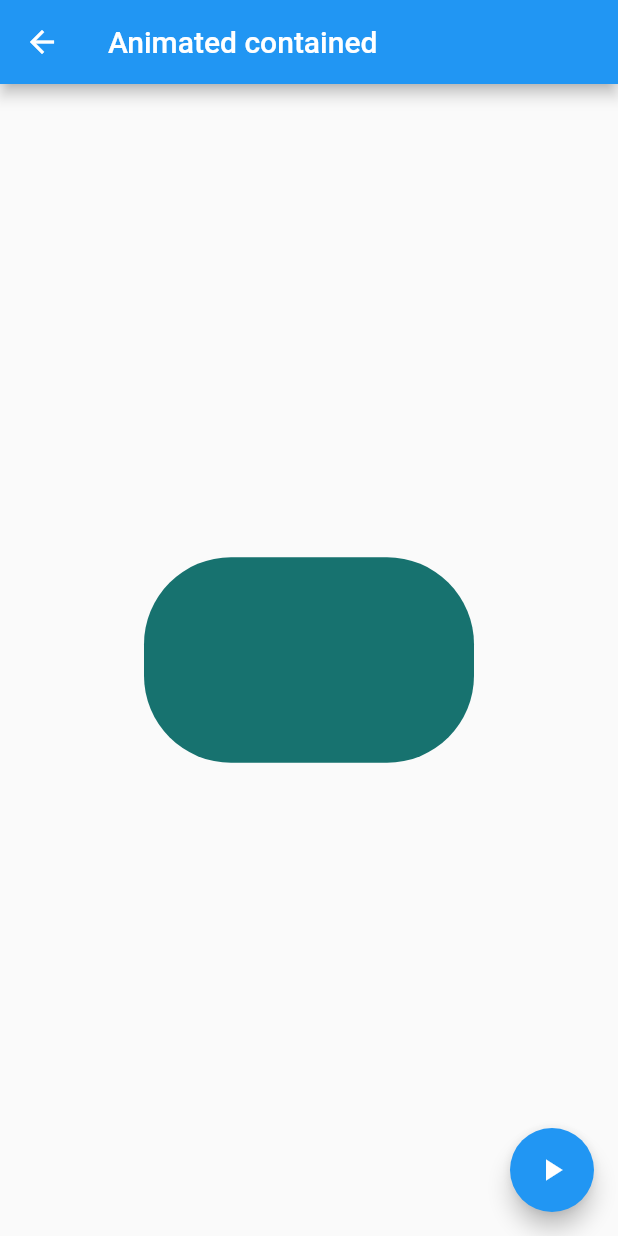
After one commit to San2393/componentes-flutter, a Flutter app: the AnimatedContainerPage screen opened by its route, after a tap on the "play arrow" icon, on a phone screen of 412 x 824 dp. The commit adds this screen. Run offline on Flutter 3.47's test engine with Material 2 defaults, Android fonts, the phone set to English and light mode, and no system bars.

Commit message:
Se agregan animaciones en nueva pantalla

```diff
--- a/data/menu_opts.json
+++ b/data/menu_opts.json
@@ -15,6 +15,11 @@
             "ruta" : "card",
             "icon" : "folder_open",
             "texto": "Cards - Tarjetas"
+        },
+        {
+            "ruta" : "animatedContainer",
+            "icon" : "donut_large",
+            "texto": "Animated Container"
         }
     ]
 }
--- a/lib/src/pages/alert_page.dart
+++ b/lib/src/pages/alert_page.dart
@@ -31,7 +31,8 @@ class AlertPage extends StatelessWidget {
         barrierDismissible: true,
         builder: (context) {
           return AlertDialog(
-            shape: RoundedRectangleBorder(borderRadius: BorderRadius.circular(10.0)),
+            shape: RoundedRectangleBorder(
+                borderRadius: BorderRadius.circular(10.0)),
             title: Text("Titulo"),
             content: Column(
               mainAxisSize: MainAxisSize.min,
--- /dev/null
+++ b/lib/src/pages/animated_container.dart
@@ -0,0 +1,47 @@
+import 'dart:math';
+
+import 'package:flutter/material.dart';
+
+class AnimatedContainerPage extends StatefulWidget {
+  @override
+  _AnimatedContainerPageState createState() => _AnimatedContainerPageState();
+}
+
+class _AnimatedContainerPageState extends State<AnimatedContainerPage> {
+  double _width = 50.0;
+  double _height = 50.0;
+  Color _color = Colors.pink;
+  BorderRadiusGeometry _borderRadius = BorderRadius.circular(8.0);
+
+  @override
+  Widget build(BuildContext context) {
+    return Scaffold(
+      appBar: AppBar(title: Text("Animated contained")),
+      body: Center(
+        child: AnimatedContainer(
+          duration: Duration(seconds: 1),
+          curve: Curves.fastOutSlowIn,
+          width: _width,
+          height: _height,
+          decoration: BoxDecoration(borderRadius: _borderRadius, color: _color),
+        ),
+      ),
+      floatingActionButton: FloatingActionButton(
+        child: Icon(Icons.play_arrow),
+        onPressed: _cambiarForma,
+      ),
+    );
+  }
+
+  void _cambiarForma() {
+    final random = Random();
+    setState(() {
+      _width = random.nextInt(300).toDouble();
+      _height = random.nextInt(300).toDouble();
+      _color = Color.fromRGBO(
+          random.nextInt(255), random.nextInt(255), random.nextInt(255), 1);
+
+      _borderRadius = BorderRadius.circular(random.nextInt(100).toDouble());
+    });
+  }
+}
--- a/lib/src/route/routes.dart
+++ b/lib/src/route/routes.dart
@@ -3,6 +3,7 @@ import 'package:componentes/src/pages/alert_page.dart';
 import 'package:componentes/src/pages/avatar_page.dart';
 import 'package:componentes/src/pages/card_page.dart';
 import 'package:componentes/src/pages/home_page.dart';
+import 'package:componentes/src/pages/animated_container.dart';
 
 Map<String, WidgetBuilder> getApplicationRoutes() {
   return <String, WidgetBuilder>{
@@ -10,5 +11,6 @@ Map<String, WidgetBuilder> getApplicationRoutes() {
     'alert': (BuildContext context) => AlertPage(),
     'avatar': (BuildContext context) => AvatarPage(),
     'card': (BuildContext context) => CardPage(),
+    'animatedContainer': (BuildContext context) => AnimatedContainerPage(),
   };
 }
--- a/lib/src/utils/icono_string_util.dart
+++ b/lib/src/utils/icono_string_util.dart
@@ -3,7 +3,8 @@ import 'package:flutter/material.dart';
 final _icons = <String, IconData>{
   'add_alert': Icons.add_alert,
   'accessibility': Icons.accessibility,
-  'folder_open': Icons.folder_open
+  'folder_open': Icons.folder_open,
+  'donut_large': Icons.donut_large
 };
 
 Icon getIcon(String nombreIcono) {
```
Also changed, not shown: lib/src/pages/avatar_page.dart (+26 -4 lines).
